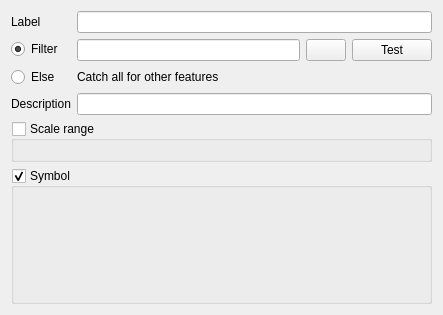
Qt form src/ui/qgsrendererrulepropsdialogbase.ui (carsmie/QGIS) before a commit.
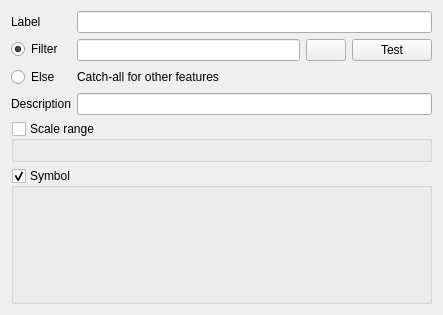
The same form after that commit. Icons and pictures are not drawn. Custom widgets are drawn as their Qt base class.

Commit message: 'Catch all' -> 'Catch-all'

Patch:
```diff
--- a/src/ui/qgsrendererrulepropsdialogbase.ui
+++ b/src/ui/qgsrendererrulepropsdialogbase.ui
@@ -101,7 +101,7 @@
      <item row="4" column="1">
       <widget class="QLabel" name="label">
        <property name="text">
-        <string>Catch all for other features</string>
+        <string>Catch-all for other features</string>
        </property>
       </widget>
      </item>
```
Left out of the diff: 2 changed lines with no effect on the pictures. The commit also changes 1 other file.
